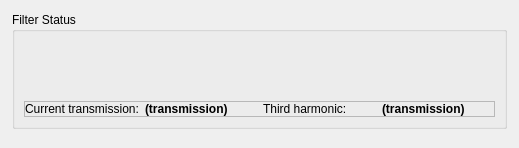
Before: the Qt Designer form pcdsdevices/ui/AttenuatorCalculator_AT2L0_overview.ui in pcdshub/pcdsdevices, drawn with Qt 5.
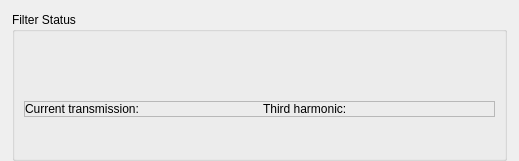
After: the same form once the commit is applied. Custom widgets are drawn as their Qt base class.

What changed in the file:
```diff
--- a/pcdsdevices/ui/AttenuatorCalculator_AT2L0_overview.ui
+++ b/pcdsdevices/ui/AttenuatorCalculator_AT2L0_overview.ui
@@ -7,7 +7,7 @@
     <x>0</x>
     <y>0</y>
     <width>519</width>
-    <height>148</height>
+    <height>161</height>
    </rect>
   </property>
   <property name="windowTitle">
@@ -32,7 +32,7 @@
    <property name="bottomMargin">
     <number>0</number>
    </property>
-   <item alignment="Qt::AlignTop">
+   <item>
     <widget class="QGroupBox" name="FilterStatusGroup">
      <property name="sizePolicy">
       <sizepolicy hsizetype="Preferred" vsizetype="Minimum">
@@ -43,7 +43,7 @@
      <property name="title">
       <string>Filter Status</string>
      </property>
-     <layout class="QVBoxLayout" name="verticalLayout_6" stretch="1,1">
+     <layout class="QVBoxLayout" name="verticalLayout_6" stretch="0,1,1">
       <property name="spacing">
        <number>0</number>
       </property>
@@ -270,7 +270,7 @@
             <string/>
            </property>
            <property name="text">
-            <string>(transmission)</string>
+            <string/>
            </property>
            <property name="alignment">
             <set>Qt::AlignLeading|Qt::AlignLeft|Qt::AlignVCenter</set>
@@ -305,7 +305,7 @@
             <string/>
            </property>
            <property name="text">
-            <string>(transmission)</string>
+            <string/>
            </property>
            <property name="alignment">
             <set>Qt::AlignLeading|Qt::AlignLeft|Qt::AlignVCenter</set>
```
Left out of the diff: 86 changed lines with no effect on the pictures.
